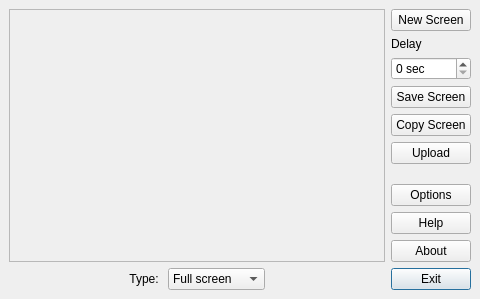
Old version of the form src/ui/mainwindow.ui in the repository lxqt/screengrab.
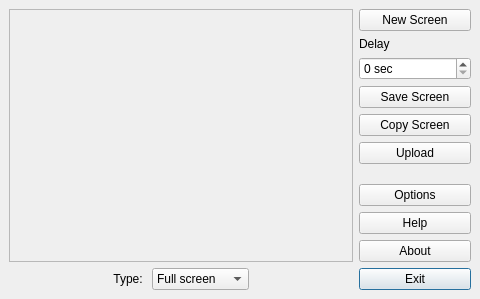
New version of the form.

Commit message: Set minimal button size of uis to 112 px

Diff of the .ui file:
```diff
--- a/src/ui/mainwindow.ui
+++ b/src/ui/mainwindow.ui
@@ -147,7 +147,7 @@
           </property>
           <property name="minimumSize">
            <size>
-            <width>0</width>
+            <width>112</width>
             <height>0</height>
            </size>
           </property>
@@ -210,7 +210,7 @@
           </property>
           <property name="minimumSize">
            <size>
-            <width>0</width>
+            <width>112</width>
             <height>0</height>
            </size>
           </property>
@@ -235,7 +235,7 @@
           </property>
           <property name="minimumSize">
            <size>
-            <width>0</width>
+            <width>112</width>
             <height>0</height>
            </size>
           </property>
@@ -258,6 +258,12 @@
             <verstretch>0</verstretch>
            </sizepolicy>
           </property>
+          <property name="minimumSize">
+           <size>
+            <width>112</width>
+            <height>0</height>
+           </size>
+          </property>
           <property name="text">
            <string>Upload</string>
           </property>
@@ -286,7 +292,7 @@
           </property>
           <property name="minimumSize">
            <size>
-            <width>0</width>
+            <width>112</width>
             <height>0</height>
            </size>
           </property>
@@ -309,6 +315,12 @@
             <verstretch>0</verstretch>
            </sizepolicy>
           </property>
+          <property name="minimumSize">
+           <size>
+            <width>112</width>
+            <height>0</height>
+           </size>
+          </property>
           <property name="toolTip">
            <string>Show help information</string>
           </property>
@@ -330,7 +342,7 @@
           </property>
           <property name="minimumSize">
            <size>
-            <width>0</width>
+            <width>112</width>
             <height>0</height>
            </size>
           </property>
@@ -355,7 +367,7 @@
           </property>
           <property name="minimumSize">
            <size>
-            <width>0</width>
+            <width>112</width>
             <height>0</height>
            </size>
           </property>
```
The commit also changes 3 other files.
